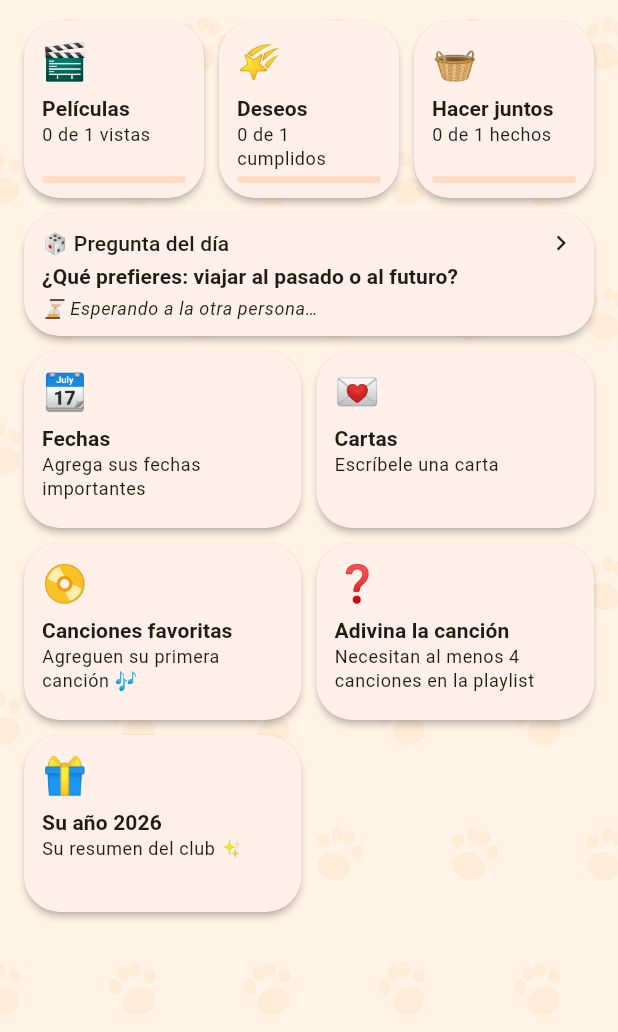
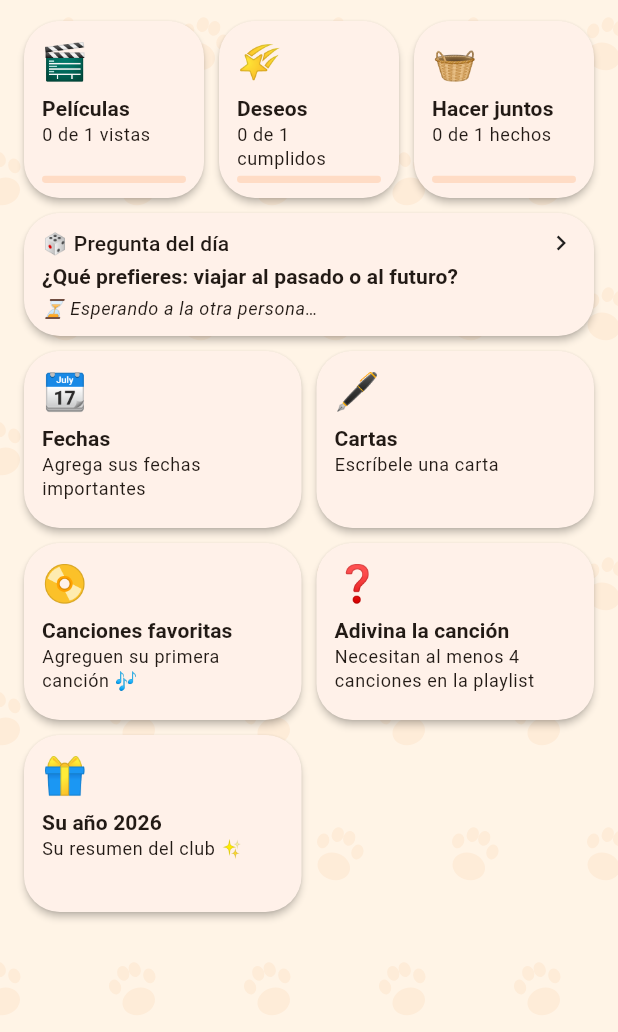
Before and after one commit to lalmazano/movil-app, a Flutter app: the screen it shows once a user with an empty profile is signed in, on a phone screen of 412 x 824 dp, the part 204-1236 px from its top. Run offline on Flutter 3.47's test engine with Material 3 defaults, Android fonts, the phone set to English and light mode, and no system bars; our stand-ins replace cloud_firestore, firebase_auth, firebase_core, google_sign_in, image_picker, just_audio and 2 more; missing offline and left inert: home_widget; accounts and stored records are empty.

Commit message:
Cartas: ícono de pluma 🖋️ en el inicio y en el título
Co-Authored-By: Claude Opus 5.5 <noreply@anthropic.com>
Claude-Session: https://claude.ai/code/session_01CANDgNGJ8T9KQ6eM72Mnji

```diff
--- a/lib/features/cartas/presentation/cartas_page.dart
+++ b/lib/features/cartas/presentation/cartas_page.dart
@@ -17,7 +17,7 @@ class _CartasDesactivadas extends StatelessWidget {
 
   @override
   Widget build(BuildContext context) => Scaffold(
-    appBar: AppBar(title: const Text('💌 Cartas')),
+    appBar: AppBar(title: const Text('🖋️ Cartas')),
     body: const Center(
       child: Padding(
         padding: EdgeInsets.all(24),
@@ -127,7 +127,7 @@ class _CartasPageState extends State<CartasPage> {
       return const _CartasDesactivadas();
     }
     return Scaffold(
-      appBar: AppBar(title: const Text('💌 Cartas')),
+      appBar: AppBar(title: const Text('🖋️ Cartas')),
       floatingActionButton: FloatingActionButton.extended(
         onPressed: _escribir,
         icon: const Icon(Icons.edit),
--- a/lib/features/cartas/presentation/tarjeta_cartas.dart
+++ b/lib/features/cartas/presentation/tarjeta_cartas.dart
@@ -7,7 +7,7 @@ import '../domain/cartas_repository.dart';
 import 'cartas_page.dart';
 import 'formato_cartas.dart';
 
-/// Tarjeta "💌 Cartas" en el inicio. Se oculta si la bandera `cartas` de
+/// Tarjeta "🖋️ Cartas" en el inicio. Se oculta si la bandera `cartas` de
 /// config/app es false.
 class TarjetaCartas extends StatefulWidget {
   const TarjetaCartas({super.key, required this.repository});
@@ -62,7 +62,7 @@ class _TarjetaCartasState extends State<TarjetaCartas> {
             : 'Cargando…';
         return MosaicoInicio(
           key: const Key('tarjeta-cartas'),
-          emoji: '💌',
+          emoji: '🖋️',
           titulo: 'Cartas',
           subtitulo: subtitulo,
           destacado: subtitulo.contains('lista'),
```
